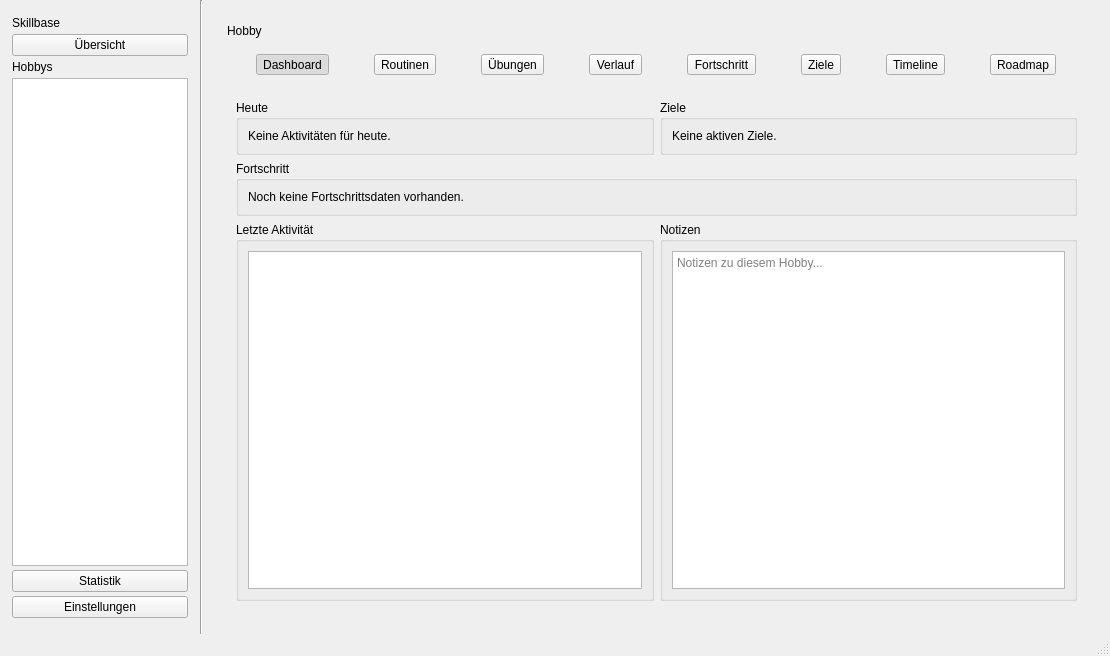
First picture: the form in resources/mainwindow.ui, repository ItsDylan255/Skillbase, before the edit.
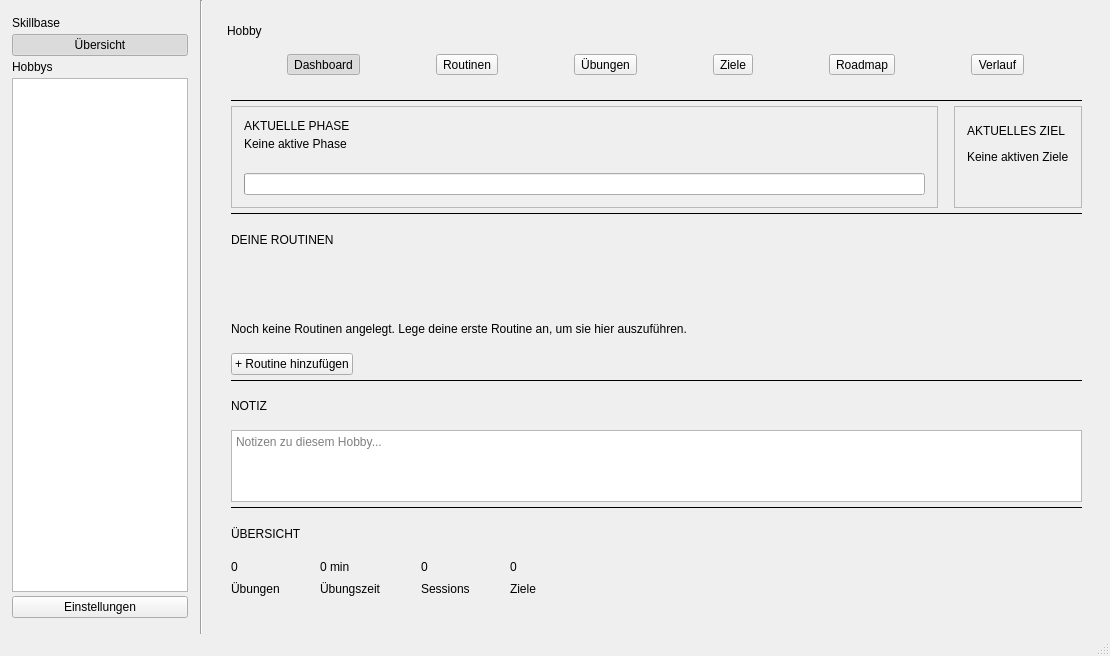
Second picture: the form after the edit. The open tabs and pages were chosen to show the change. Custom widgets are drawn as their Qt base class.

Commit message: feat: improve goal card interactions

Patch:
```diff
--- a/resources/mainwindow.ui
+++ b/resources/mainwindow.ui
@@ -72,6 +72,15 @@
          <property name="text">
           <string>Übersicht</string>
          </property>
+         <property name="checkable">
+          <bool>true</bool>
+         </property>
+         <property name="checked">
+          <bool>true</bool>
+         </property>
+         <property name="autoExclusive">
+          <bool>true</bool>
+         </property>
         </widget>
        </item>
        <item>
@@ -84,13 +93,6 @@
        <item>
         <widget class="QListWidget" name="hobbyList"/>
        </item>
-       <item>
-        <widget class="QPushButton" name="statisticsButton">
-         <property name="text">
-          <string>Statistik</string>
-         </property>
-        </widget>
-       </item>
        <item>
         <widget class="QPushButton" name="settingsButton">
          <property name="text">
@@ -316,32 +318,6 @@
                </property>
               </widget>
              </item>
-             <item>
-              <widget class="QToolButton" name="historyTab">
-               <property name="text">
-                <string>Verlauf</string>
-               </property>
-               <property name="checkable">
-                <bool>true</bool>
-               </property>
-               <property name="autoExclusive">
-                <bool>true</bool>
-               </property>
-              </widget>
-             </item>
-             <item>
-              <widget class="QToolButton" name="progressTab">
-               <property name="text">
-                <string>Fortschritt</string>
-               </property>
-               <property name="checkable">
-                <bool>true</bool>
-               </property>
-               <property name="autoExclusive">
-                <bool>true</bool>
-               </property>
-              </widget>
-             </item>
              <item>
               <widget class="QToolButton" name="goalsTab">
                <property name="text">
@@ -355,19 +331,6 @@
                </property>
               </widget>
              </item>
-             <item>
-              <widget class="QToolButton" name="timelineTab">
-               <property name="text">
-                <string>Timeline</string>
-               </property>
-               <property name="checkable">
-                <bool>true</bool>
-               </property>
-               <property name="autoExclusive">
-                <bool>true</bool>
-               </property>
-              </widget>
-             </item>
              <item>
               <widget class="QToolButton" name="roadmapTab">
                <property name="text">
@@ -381,6 +344,19 @@
                </property>
               </widget>
              </item>
+             <item>
+              <widget class="QToolButton" name="historyTab">
+               <property name="text">
+                <string>Verlauf</string>
+               </property>
+               <property name="checkable">
+                <bool>true</bool>
+               </property>
+               <property name="autoExclusive">
+                <bool>true</bool>
+               </property>
+              </widget>
+             </item>
             </layout>
            </item>
            <item>
@@ -389,92 +365,369 @@
               <number>2</number>
              </property>
              <widget class="QWidget" name="dashboardHobbyPage">
-              <layout class="QGridLayout" name="dashboardHobbyPageLayout">
-               <item row="0" column="0">
-                <widget class="QGroupBox" name="hobbyTodayCard">
-                 <property name="title">
-                  <string>Heute</string>
+              <layout class="QVBoxLayout" name="hobbyDashboardLayout">
+               <property name="spacing">
+                <number>4</number>
+               </property>
+               <property name="leftMargin">
+                <number>4</number>
+               </property>
+               <property name="topMargin">
+                <number>8</number>
+               </property>
+               <property name="rightMargin">
+                <number>4</number>
+               </property>
+               <property name="bottomMargin">
+                <number>12</number>
+               </property>
+               <item>
+                <widget class="QFrame" name="hobbyDashboardDivider1">
+                 <property name="frameShape">
+                  <enum>QFrame::Shape::HLine</enum>
                  </property>
-                 <layout class="QVBoxLayout" name="hobbyTodayCardLayout">
-                  <item>
-                   <widget class="QLabel" name="hobbyTodayLabel">
-                    <property name="text">
-                     <string>Keine Aktivitäten für heute.</string>
-                    </property>
-                    <property name="wordWrap">
-                     <bool>true</bool>
-                    </property>
-                   </widget>
-                  </item>
-                 </layout>
+                 <property name="frameShadow">
+                  <enum>QFrame::Shadow::Plain</enum>
+                 </property>
                 </widget>
                </item>
-               <item row="0" column="1">
-                <widget class="QGroupBox" name="hobbyGoalsCard">
-                 <property name="title">
-                  <string>Ziele</string>
+               <item>
+                <layout class="QHBoxLayout" name="hobbyStatusRowLayout">
+                 <property name="spacing">
+                  <number>16</number>
                  </property>
-                 <layout class="QVBoxLayout" name="hobbyGoalsCardLayout">
-                  <item>
-                   <widget class="QLabel" name="hobbyGoalsSummaryLabel">
-                    <property name="text">
-                     <string>Keine aktiven Ziele.</string>
+                 <item>
+                  <widget class="QFrame" name="hobbyPhaseSection">
+                   <property name="cursor">
+                    <cursorShape>PointingHandCursor</cursorShape>
+                   </property>
+                   <property name="frameShape">
+                    <enum>QFrame::Shape::StyledPanel</enum>
+                   </property>
+                   <property name="frameShadow">
+                    <enum>QFrame::Shadow::Plain</enum>
+                   </property>
+                   <layout class="QVBoxLayout" name="hobbyPhaseColumnLayout">
+                    <property name="spacing">
+                     <number>4</number>
                     </property>
-                    <property name="wordWrap">
-                     <bool>true</bool>
+                    <property name="leftMargin">
+                     <number>12</number>
                     </property>
-                   </widget>
-                  </item>
-                 </layout>
+                    <property name="topMargin">
+                     <number>12</number>
+                    </property>
+                    <property name="rightMargin">
+                     <number>12</number>
+                    </property>
+                    <property name="bottomMargin">
+                     <number>12</number>
+                    </property>
+                    <item>
+                     <widget class="QLabel" name="hobbyPhaseSectionLabel">
+                      <property name="text">
+                       <string>AKTUELLE PHASE</string>
+                      </property>
+                     </widget>
+                    </item>
+                    <item>
+                     <widget class="QLabel" name="hobbyPhaseNameLabel">
+                      <property name="text">
+                       <string>Keine aktive Phase</string>
+                      </property>
+                      <property name="wordWrap">
+                       <bool>true</bool>
+                      </property>
+                     </widget>
+                    </item>
+                    <item>
+                     <widget class="QLabel" name="hobbyPhaseCountdownLabel">
+                      <property name="text">
+                       <string/>
+                      </property>
+                     </widget>
+                    </item>
+                    <item>
+                     <widget class="QProgressBar" name="hobbyPhaseProgressBar">
+                      <property name="value">
+                       <number>0</number>
+                      </property>
+                      <property name="textVisible">
+                       <bool>false</bool>
+                      </property>
+                     </widget>
+                    </item>
+                   </layout>
+                  </widget>
+                 </item>
+                 <item>
+                  <widget class="QFrame" name="hobbyGoalSection">
+                   <property name="cursor">
+                    <cursorShape>PointingHandCursor</cursorShape>
+                   </property>
+                   <property name="frameShape">
+                    <enum>QFrame::Shape::StyledPanel</enum>
+                   </property>
+                   <property name="frameShadow">
+                    <enum>QFrame::Shadow::Plain</enum>
+                   </property>
+                   <layout class="QVBoxLayout" name="hobbyGoalColumnLayout">
+                    <property name="spacing">
+                     <number>4</number>
+                    </property>
+                    <property name="leftMargin">
+                     <number>12</number>
+                    </property>
+                    <property name="topMargin">
+                     <number>12</number>
+                    </property>
+                    <property name="rightMargin">
+                     <number>12</number>
+                    </property>
+                    <property name="bottomMargin">
+                     <number>12</number>
+                    </property>
+                    <item>
+                     <widget class="QLabel" name="hobbyGoalSectionLabel">
+                      <property name="text">
+                       <string>AKTUELLES ZIEL</string>
+                      </property>
+                     </widget>
+                    </item>
+                    <item>
+                     <widget class="QLabel" name="hobbyGoalNameLabel">
+                      <property name="text">
+                       <string>Keine aktiven Ziele</string>
+                      </property>
+                      <property name="wordWrap">
+                       <bool>true</bool>
+                      </property>
+                     </widget>
+                    </item>
+                    <item>
+                     <widget class="QLabel" name="hobbyGoalDeadlineLabel">
+                      <property name="text">
+                       <string/>
+                      </property>
+                     </widget>
+                    </item>
+                   </layout>
+                  </widget>
+                 </item>
+                </layout>
+               </item>
+               <item>
+                <widget class="QFrame" name="hobbyDashboardDivider2">
+                 <property name="frameShape">
+                  <enum>QFrame::Shape::HLine</enum>
+                 </property>
+                 <property name="frameShadow">
+                  <enum>QFrame::Shadow::Plain</enum>
+                 </property>
                 </widget>
                </item>
-               <item row="1" column="0" colspan="2">
-                <widget class="QGroupBox" name="hobbyProgressCard">
-                 <property name="title">
-                  <string>Fortschritt</string>
+               <item>
+                <widget class="QLabel" name="hobbyRoutinesSectionLabel">
+                 <property name="text">
+                  <string>DEINE ROUTINEN</string>
                  </property>
-                 <layout class="QVBoxLayout" name="hobbyProgressCardLayout">
-                  <item>
-                   <widget class="QLabel" name="hobbyProgressSummaryLabel">
-                    <property name="text">
-                     <string>Noch keine Fortschrittsdaten vorhanden.</string>
-                    </property>
-                    <property name="wordWrap">
-                     <bool>true</bool>
-                    </property>
-                   </widget>
-                  </item>
+                </widget>
+               </item>
+               <item>
+                <widget class="QWidget" name="hobbyRoutinesContainer" native="true">
+                 <layout class="QHBoxLayout" name="hobbyRoutinesContainerLayout">
+                  <property name="spacing">
+                   <number>12</number>
+                  </property>
+                  <property name="leftMargin">
+                   <number>0</number>
+                  </property>
+                  <property name="topMargin">
+                   <number>0</number>
+                  </property>
+                  <property name="rightMargin">
+                   <number>0</number>
+                  </property>
+                  <property name="bottomMargin">
+                   <number>0</number>
+                  </property>
                  </layout>
                 </widget>
                </item>
-               <item row="2" column="0">
-                <widget class="QGroupBox" name="hobbyRecentActivityCard">
-                 <property name="title">
-                  <string>Letzte Aktivität</string>
+               <item>
+                <widget class="QLabel" name="hobbyRoutinesEmptyLabel">
+                 <property name="text">
+                  <string>Noch keine Routinen angelegt. Lege deine erste Routine an, um sie hier auszuführen.</string>
                  </property>
-                 <layout class="QVBoxLayout" name="hobbyRecentActivityCardLayout">
-                  <item>
-                   <widget class="QListWidget" name="hobbyRecentActivityList"/>
-                  </item>
-                 </layout>
+                 <property name="wordWrap">
+                  <bool>true</bool>
+                 </property>
                 </widget>
                </item>
-               <item row="2" column="1">
-                <widget class="QGroupBox" name="hobbyNotesCard">
-                 <property name="title">
-                  <string>Notizen</string>
+               <item>
+                <widget class="QPushButton" name="hobbyRoutinesAddButton">
+                 <property name="sizePolicy">
+                  <sizepolicy hsizetype="Fixed" vsizetype="Fixed">
+                   <horstretch>0</horstretch>
+                   <verstretch>0</verstretch>
+                  </sizepolicy>
                  </property>
-                 <layout class="QVBoxLayout" name="hobbyNotesCardLayout">
-                  <item>
-                   <widget class="QPlainTextEdit" name="hobbyNotesTextEdit">
-                    <property name="placeholderText">
-                     <string>Notizen zu diesem Hobby...</string>
-                    </property>
-                   </widget>
-                  </item>
-                 </layout>
+                 <property name="text">
+                  <string>+ Routine hinzufügen</string>
+                 </property>
                 </widget>
                </item>
+               <item>
+                <widget class="QFrame" name="hobbyDashboardDivider3">
+                 <property name="frameShape">
+                  <enum>QFrame::Shape::HLine</enum>
+                 </property>
+                 <property name="frameShadow">
+                  <enum>QFrame::Shadow::Plain</enum>
+                 </property>
+                </widget>
+               </item>
+               <item>
+                <widget class="QLabel" name="hobbyNoteSectionLabel">
+                 <property name="text">
+                  <string>NOTIZ</string>
+                 </property>
+                </widget>
+               </item>
+               <item>
+                <widget class="QPlainTextEdit" name="hobbyNotesTextEdit">
+                 <property name="maximumSize">
+                  <size>
+                   <width>16777215</width>
+                   <height>72</height>
+                  </size>
+                 </property>
+                 <property name="placeholderText">
+                  <string>Notizen zu diesem Hobby...</string>
+                 </property>
+                </widget>
+               </item>
+               <item>
+                <widget class="QFrame" name="hobbyDashboardDivider4">
+                 <property name="frameShape">
+                  <enum>QFrame::Shape::HLine</enum>
+                 </property>
+                 <property name="frameShadow">
+                  <enum>QFrame::Shadow::Plain</enum>
+                 </property>
+                </widget>
+               </item>
+               <item>
+                <widget class="QLabel" name="hobbyStatsSectionLabel">
+                 <property name="text">
+                  <string>ÜBERSICHT</string>
+                 </property>
+                </widget>
+               </item>
+               <item>
+                <layout class="QHBoxLayout" name="hobbyStatsRowLayout">
+                 <property name="spacing">
+                  <number>40</number>
+                 </property>
+                 <item>
+                  <layout class="QVBoxLayout" name="hobbyStatExercisesLayout">
+                   <property name="spacing">
+                    <number>4</number>
+                   </property>
+                   <item>
+                    <widget class="QLabel" name="hobbyStatExercisesValueLabel">
+                     <property name="text">
+                      <string>0</string>
+                     </property>
+                    </widget>
+                   </item>
+                   <item>
+                    <widget class="QLabel" name="hobbyStatExercisesCaptionLabel">
+                     <property name="text">
+                      <string>Übungen</string>
+                     </property>
+                    </widget>
+                   </item>
+                  </layout>
+                 </item>
+                 <item>
+                  <layout class="QVBoxLayout" name="hobbyStatTimeLayout">
+                   <property name="spacing">
+                    <number>4</number>
+                   </property>
+                   <item>
+                    <widget class="QLabel" name="hobbyStatTimeValueLabel">
+                     <property name="text">
+                      <string>0 min</string>
+                     </property>
+                    </widget>
+                   </item>
+                   <item>
+                    <widget class="QLabel" name="hobbyStatTimeCaptionLabel">
+                     <property name="text">
+                      <string>Übungszeit</string>
+                     </property>
+                    </widget>
+                   </item>
+                  </layout>
+                 </item>
+                 <item>
+                  <layout class="QVBoxLayout" name="hobbyStatSessionsLayout">
+                   <property name="spacing">
+                    <number>4</number>
+                   </property>
+                   <item>
+                    <widget class="QLabel" name="hobbyStatSessionsValueLabel">
+                     <property name="text">
+                      <string>0</string>
+                     </property>
+                    </widget>
+                   </item>
+                   <item>
+                    <widget class="QLabel" name="hobbyStatSessionsCaptionLabel">
+                     <property name="text">
+                      <string>Sessions</string>
+                     </property>
+                    </widget>
+                   </item>
+                  </layout>
+                 </item>
+                 <item>
+                  <layout class="QVBoxLayout" name="hobbyStatGoalsLayout">
+                   <property name="spacing">
+                    <number>4</number>
+                   </property>
+                   <item>
+                    <widget class="QLabel" name="hobbyStatGoalsValueLabel">
+                     <property name="text">
+                      <string>0</string>
+                     </property>
+                    </widget>
+                   </item>
+                   <item>
+                    <widget class="QLabel" name="hobbyStatGoalsCaptionLabel">
+                     <property name="text">
+                      <string>Ziele</string>
+                     </property>
+                    </widget>
+                   </item>
+                  </layout>
+                 </item>
+                 <item>
+                  <spacer name="hobbyStatsRowSpacer">
+                   <property name="orientation">
+                    <enum>Qt::Orientation::Horizontal</enum>
+                   </property>
+                   <property name="sizeHint" stdset="0">
+                    <size>
+                     <width>0</width>
+                     <height>0</height>
+                    </size>
+                   </property>
+                  </spacer>
+                 </item>
+                </layout>
+               </item>
               </layout>
              </widget>
              <widget class="QWidget" name="roadmapPage">
@@ -1273,6 +1526,12 @@
    <header location="global">timelinebarwidget.h</header>
    <container>1</container>
   </customwidget>
+  <customwidget>
+   <class>ExerciseProgressChartWidget</class>
+   <extends>QWidget</extends>
+   <header location="global">exerciseprogresschartwidget.h</header>
+   <container>1</container>
+  </customwidget>
  </customwidgets>
  <resources/>
  <connections/>
```
Left out of the diff: 1038 changed lines with no effect on the pictures. The commit also changes 186 other files.
